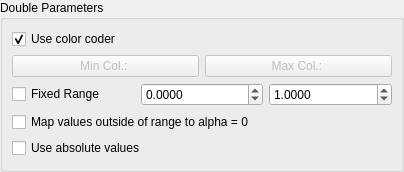
Old version of the form Plugin-PropertyVis/Widgets/DoubleWidget.ui in the repository ShenRen/OpenFlipper.
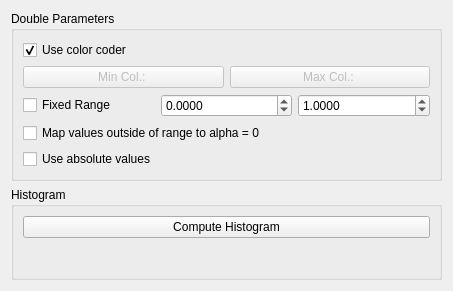
New version of the form. Custom widgets are drawn as their Qt base class.

Commit message: Implement propvis histograms for OM/OVM double properties.

```diff
--- a/Plugin-PropertyVis/Widgets/DoubleWidget.ui
+++ b/Plugin-PropertyVis/Widgets/DoubleWidget.ui
@@ -6,29 +6,14 @@
    <rect>
     <x>0</x>
     <y>0</y>
-    <width>404</width>
-    <height>172</height>
+    <width>453</width>
+    <height>291</height>
    </rect>
   </property>
   <property name="windowTitle">
    <string>Property Visualization</string>
   </property>
-  <layout class="QVBoxLayout" name="verticalLayout_7">
-   <property name="spacing">
-    <number>0</number>
-   </property>
-   <property name="leftMargin">
-    <number>0</number>
-   </property>
-   <property name="topMargin">
-    <number>0</number>
-   </property>
-   <property name="rightMargin">
-    <number>0</number>
-   </property>
-   <property name="bottomMargin">
-    <number>0</number>
-   </property>
+  <layout class="QVBoxLayout" name="verticalLayout_2">
    <item>
     <widget class="QGroupBox" name="paramDouble">
      <property name="title">
@@ -152,6 +137,35 @@
      </layout>
     </widget>
    </item>
+   <item>
+    <widget class="QGroupBox" name="histogramGroupbox">
+     <property name="title">
+      <string>Histogram</string>
+     </property>
+     <layout class="QVBoxLayout" name="verticalLayout">
+      <item>
+       <widget class="QPushButton" name="computeHistogramButton">
+        <property name="text">
+         <string>Compute Histogram</string>
+        </property>
+       </widget>
+      </item>
+      <item>
+       <widget class="ACG::QtWidgets::QtHistogramWidget" name="histogram" native="true">
+        <property name="enabled">
+         <bool>false</bool>
+        </property>
+        <property name="minimumSize">
+         <size>
+          <width>0</width>
+          <height>0</height>
+         </size>
+        </property>
+       </widget>
+      </item>
+     </layout>
+    </widget>
+   </item>
   </layout>
  </widget>
  <customwidgets>
@@ -160,6 +174,12 @@
    <extends>QPushButton</extends>
    <header>ACG/QtWidgets/QtColorChooserButton.hh</header>
   </customwidget>
+  <customwidget>
+   <class>ACG::QtWidgets::QtHistogramWidget</class>
+   <extends>QWidget</extends>
+   <header>ACG/QtWidgets/QtHistogramWidget.hh</header>
+   <container>1</container>
+  </customwidget>
  </customwidgets>
  <tabstops>
   <tabstop>doubleFixedRange</tabstop>
```
The commit also changes 20 other files.
